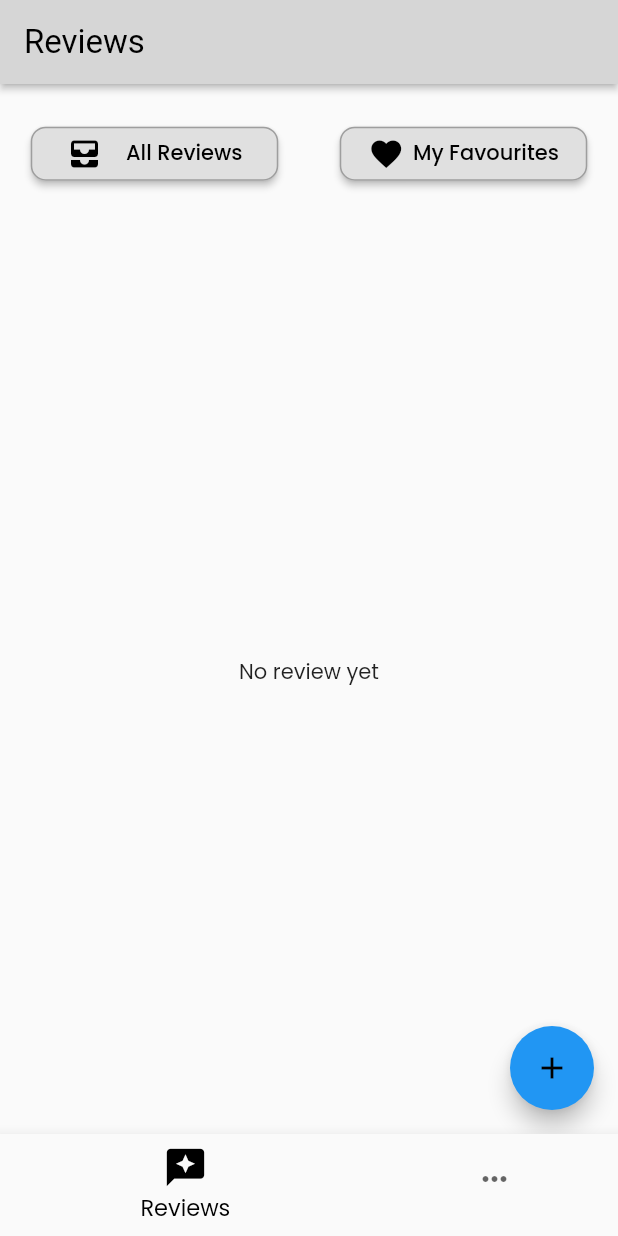
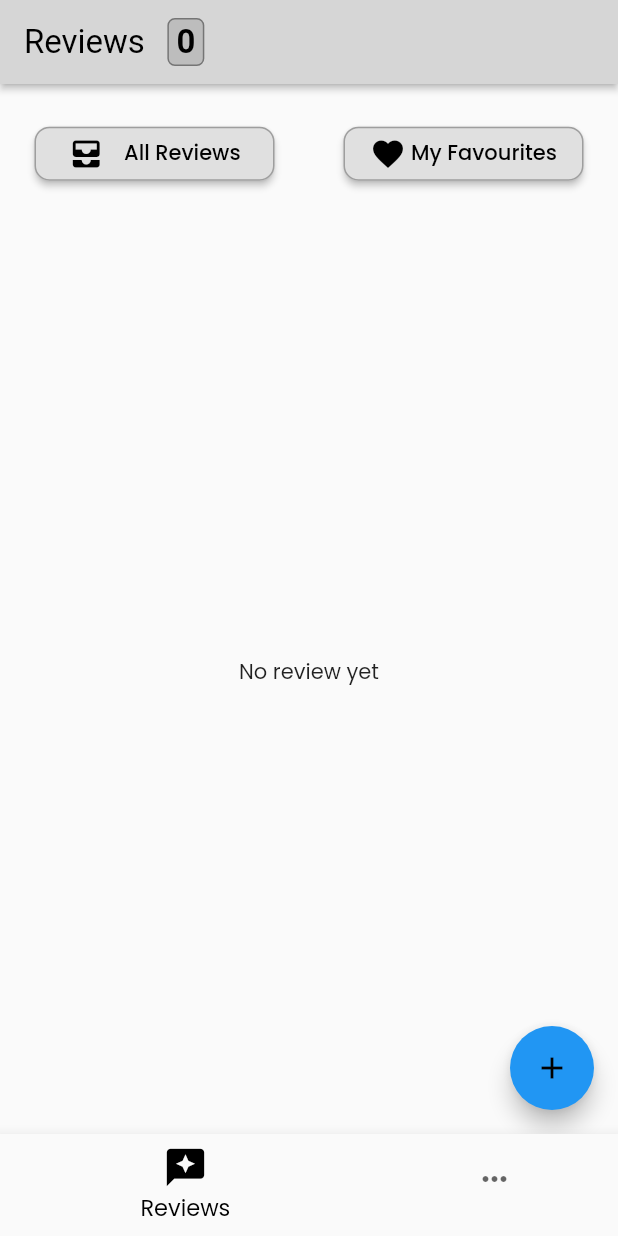
Before and after one commit to TheanYeeSin/Flutter-Food-Review-App, a Flutter app: the screen it shows after launch, on a phone screen of 412 x 824 dp. Run offline on Flutter 3.47's test engine with Material 2 defaults, Android fonts, the phone set to English and light mode, and no system bars; our stand-ins replace file_picker, flutter_fortune_wheel, flutter_image_compress, flutter_local_notifications, flutter_rating_bar, flutter_timezone and 8 more; accounts and stored records are empty; generated files the repository leaves out were written again.

Commit message:
Add a total review counter on main screen

```diff
--- a/lib/screens/listing_screens/main_listing_screen.dart
+++ b/lib/screens/listing_screens/main_listing_screen.dart
@@ -5,6 +5,7 @@ import 'package:foodreviewapp/database/database_service.dart';
 import 'package:foodreviewapp/models/category.dart';
 import 'package:foodreviewapp/screens/form_screens/review_form_screen.dart';
 import 'package:flutter_gen/gen_l10n/app_localizations.dart';
+import 'package:foodreviewapp/widgets/counter_widget.dart';
 
 class MainListingScreen extends StatefulWidget {
   const MainListingScreen({super.key});
@@ -19,10 +20,35 @@ class _MainListingScreenState extends State<MainListingScreen> {
     return DatabaseService.getAllCategories();
   }
 
+  Future<int> _countAllReview() async {
+    var reviews = await DatabaseService.getAllReviews();
+    return reviews?.length ?? 0;
+  }
+
   @override
   Widget build(BuildContext context) {
     return Scaffold(
-      appBar: AppBar(title: Text(AppLocalizations.of(context)!.reviewTitle)),
+      appBar: AppBar(
+          title: Row(
+        children: [
+          Text(AppLocalizations.of(context)!.reviewTitle),
+          const SizedBox(width: 10),
+          FutureBuilder(
+              future: _countAllReview(),
+              builder: (context, AsyncSnapshot<int> snapshot) {
+                if (snapshot.connectionState == ConnectionState.waiting) {
+                  return const Center(child: CircularProgressIndicator());
+                } else if (snapshot.hasError) {
+                  return Center(
+                      child: Text(
+                          'Something went wrong! Error: ${snapshot.error}'));
+                } else if (snapshot.hasData && snapshot.data != null) {
+                  return CounterWidget(count: snapshot.data);
+                }
+                return const CounterWidget(count: 0);
+              })
+        ],
+      )),
       body: Column(
         mainAxisAlignment: MainAxisAlignment.spaceAround,
         children: [
@@ -33,7 +59,7 @@ class _MainListingScreenState extends State<MainListingScreen> {
                 mainAxisAlignment: MainAxisAlignment.spaceAround,
                 children: [
                   SizedBox(
-                    width: 165,
+                    width: 160,
                     child: ElevatedButton(
                         style: ElevatedButton.styleFrom(
                             backgroundColor: Colors.grey[300],
@@ -60,7 +86,7 @@ class _MainListingScreenState extends State<MainListingScreen> {
                         )),
                   ),
                   SizedBox(
-                    width: 165,
+                    width: 160,
                     child: ElevatedButton(
                       style: ElevatedButton.styleFrom(
                           backgroundColor: Colors.grey[300],
--- a/lib/widgets/counter_widget.dart
+++ b/lib/widgets/counter_widget.dart
@@ -2,10 +2,12 @@ import 'package:flutter/material.dart';
 import 'package:foodreviewapp/database/database_service.dart';
 
 class CounterWidget extends StatefulWidget {
-  final String columnName;
-  final String columnValue;
+  final String? columnName;
+  final String? columnValue;
+  final int? count;
+
   const CounterWidget(
-      {super.key, required this.columnName, required this.columnValue});
+      {super.key, this.columnName, this.columnValue, this.count});
 
   @override
   State<CounterWidget> createState() => _CounterWidgetState();
@@ -15,8 +17,10 @@ class _CounterWidgetState extends State<CounterWidget> {
   int reviewCount = 0;
 
   _countReview() async {
-    var reviews = await DatabaseService.getReviewsByColumn(
-        widget.columnName, widget.columnValue);
+    var reviews = widget.columnName != null && widget.columnValue != null
+        ? await DatabaseService.getReviewsByColumn(
+            widget.columnName!, widget.columnValue!)
+        : await DatabaseService.getAllReviews();
     setState(() {
       reviewCount = reviews?.length ?? 0;
     });
@@ -25,19 +29,27 @@ class _CounterWidgetState extends State<CounterWidget> {
   @override
   void initState() {
     super.initState();
-    _countReview();
+    if (widget.count != null) {
+      setState(() {
+        reviewCount = widget.count!;
+      });
+    } else {
+      _countReview();
+    }
   }
 
   @override
   Widget build(BuildContext context) {
     return Container(
         margin: const EdgeInsets.only(right: 5.0, left: 5.0),
-        padding: const EdgeInsets.all(3.0),
+        padding:
+            const EdgeInsets.only(top: 2.0, bottom: 2.0, left: 5.0, right: 5.0),
         decoration: BoxDecoration(
-            border: Border.all(color: Colors.grey[400]!),
+            border: Border.all(color: Colors.grey[600]!),
             borderRadius: BorderRadius.circular(5.0),
-            color: Colors.grey[200]),
-        child:
-            Text('$reviewCount', style: const TextStyle(color: Colors.black)));
+            color: Colors.grey[400]),
+        child: Text('$reviewCount',
+            style: const TextStyle(
+                color: Colors.black, fontWeight: FontWeight.bold)));
   }
 }
```
Also changed, not shown: 7 other files.
